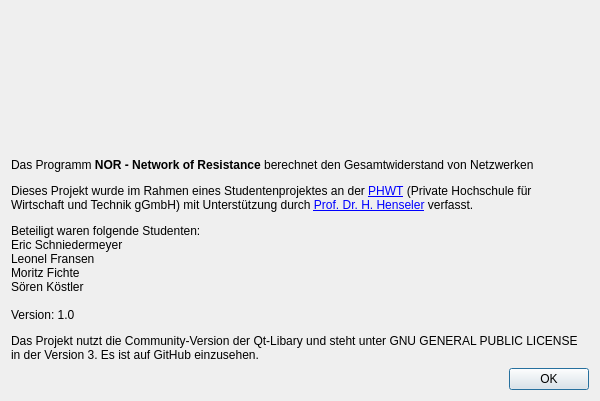
3ricS/NOR, file src/view/aboutbox.ui: the form before one commit.
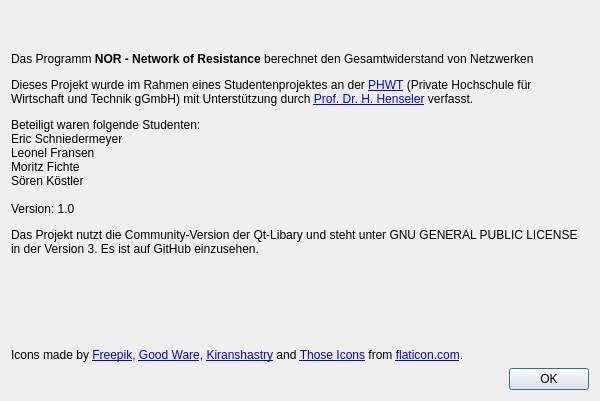
The form after the commit. Icons and pictures are not drawn.

Commit message: Lizenzinformationen von flaticon.com hinzugefügt

Diff of the .ui file:
```diff
--- a/src/view/aboutbox.ui
+++ b/src/view/aboutbox.ui
@@ -25,7 +25,7 @@
      <item row="1" column="1">
       <widget class="QLabel" name="label_2">
        <property name="text">
-        <string>&lt;html&gt;&lt;head/&gt;&lt;body&gt;&lt;p&gt;Das Programm &lt;span style=&quot; font-weight:600;&quot;&gt;NOR - Network of Resistance&lt;/span&gt; berechnet den Gesamtwiderstand von Netzwerken&lt;/p&gt;&lt;p&gt;Dieses Projekt wurde im Rahmen eines Studentenprojektes an der &lt;a href=&quot;https://www.phwt.de/&quot;&gt;&lt;span style=&quot; text-decoration: underline; color:#0000ff;&quot;&gt;PHWT&lt;/span&gt;&lt;/a&gt; (Private Hochschule für Wirtschaft und Technik gGmbH) mit Unterstützung durch &lt;a href=&quot;https://www.phwt.de/weiterbildung/referenten/prof-dr-herwig-henseler/&quot;&gt;&lt;span style=&quot; text-decoration: underline; color:#0000ff;&quot;&gt;Prof. Dr. H. Henseler&lt;/span&gt;&lt;/a&gt; verfasst.&lt;/p&gt;&lt;p&gt;Beteiligt waren folgende Studenten:&lt;br/&gt;Eric Schniedermeyer&lt;br/&gt;Leonel Fransen&lt;br/&gt;Moritz Fichte&lt;br/&gt;Sören Köstler&lt;br/&gt;&lt;br/&gt;Version: 1.0&lt;/p&gt;&lt;p&gt;Das Projekt nutzt die Community-Version der Qt-Libary und steht unter GNU GENERAL PUBLIC LICENSE in der Version 3. Es ist auf GitHub einzusehen.&lt;/p&gt;&lt;/body&gt;&lt;/html&gt;</string>
+        <string>&lt;html&gt;&lt;head/&gt;&lt;body&gt;&lt;p&gt;Das Programm &lt;span style=&quot; font-weight:600;&quot;&gt;NOR - Network of Resistance&lt;/span&gt; berechnet den Gesamtwiderstand von Netzwerken&lt;/p&gt;&lt;p&gt;Dieses Projekt wurde im Rahmen eines Studentenprojektes an der &lt;a href=&quot;https://www.phwt.de/&quot;&gt;&lt;span style=&quot; text-decoration: underline; color:#0000ff;&quot;&gt;PHWT&lt;/span&gt;&lt;/a&gt; (Private Hochschule für Wirtschaft und Technik gGmbH) mit Unterstützung durch &lt;a href=&quot;https://www.phwt.de/weiterbildung/referenten/prof-dr-herwig-henseler/&quot;&gt;&lt;span style=&quot; text-decoration: underline; color:#0000ff;&quot;&gt;Prof. Dr. H. Henseler&lt;/span&gt;&lt;/a&gt; verfasst.&lt;/p&gt;&lt;p&gt;Beteiligt waren folgende Studenten:&lt;br/&gt;Eric Schniedermeyer&lt;br/&gt;Leonel Fransen&lt;br/&gt;Moritz Fichte&lt;br/&gt;Sören Köstler&lt;br/&gt;&lt;br/&gt;Version: 1.0&lt;/p&gt;&lt;p&gt;Das Projekt nutzt die Community-Version der Qt-Libary und steht unter GNU GENERAL PUBLIC LICENSE in der Version 3. Es ist auf GitHub einzusehen.&lt;/p&gt;&lt;p&gt;&lt;br/&gt;&lt;/p&gt;&lt;p&gt;&lt;br/&gt;&lt;/p&gt;&lt;p&gt;Icons made by &lt;a href=&quot;https://www.flaticon.com/authors/freepik&quot;&gt;&lt;span style=&quot; text-decoration: underline; color:#0000ff;&quot;&gt;Freepik&lt;/span&gt;&lt;/a&gt;, &lt;a href=&quot;https://www.flaticon.com/authors/good-ware&quot;&gt;&lt;span style=&quot; text-decoration: underline; color:#0000ff;&quot;&gt;Good Ware&lt;/span&gt;&lt;/a&gt;, &lt;a href=&quot;https://www.flaticon.com/authors/kiranshastry&quot;&gt;&lt;span style=&quot; text-decoration: underline; color:#0000ff;&quot;&gt;Kiranshastry&lt;/span&gt;&lt;/a&gt; and &lt;a href=&quot;https://www.flaticon.com/authors/those-icons&quot;&gt;&lt;span style=&quot; text-decoration: underline; color:#0000ff;&quot;&gt;Those Icons&lt;/span&gt;&lt;/a&gt; from &lt;a href=&quot;https://www.flaticon.com/&quot;&gt;&lt;span style=&quot; text-decoration: underline; color:#0000ff;&quot;&gt;flaticon.com&lt;/span&gt;&lt;/a&gt;.&lt;/p&gt;&lt;/body&gt;&lt;/html&gt;</string>
        </property>
        <property name="textFormat">
         <enum>Qt::AutoText</enum>
```
The commit also changes 1 other file.
